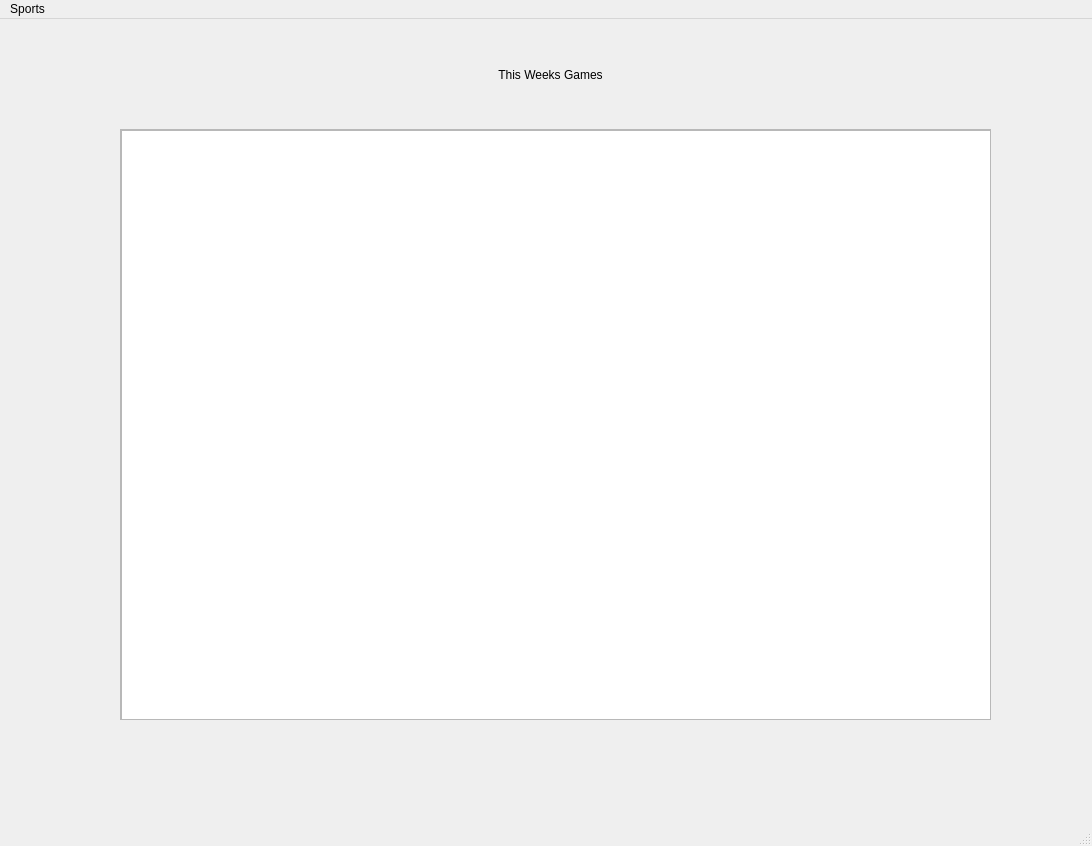
thehipposcientist/Sports-Predictor, file Project/app.ui: the form before one commit.
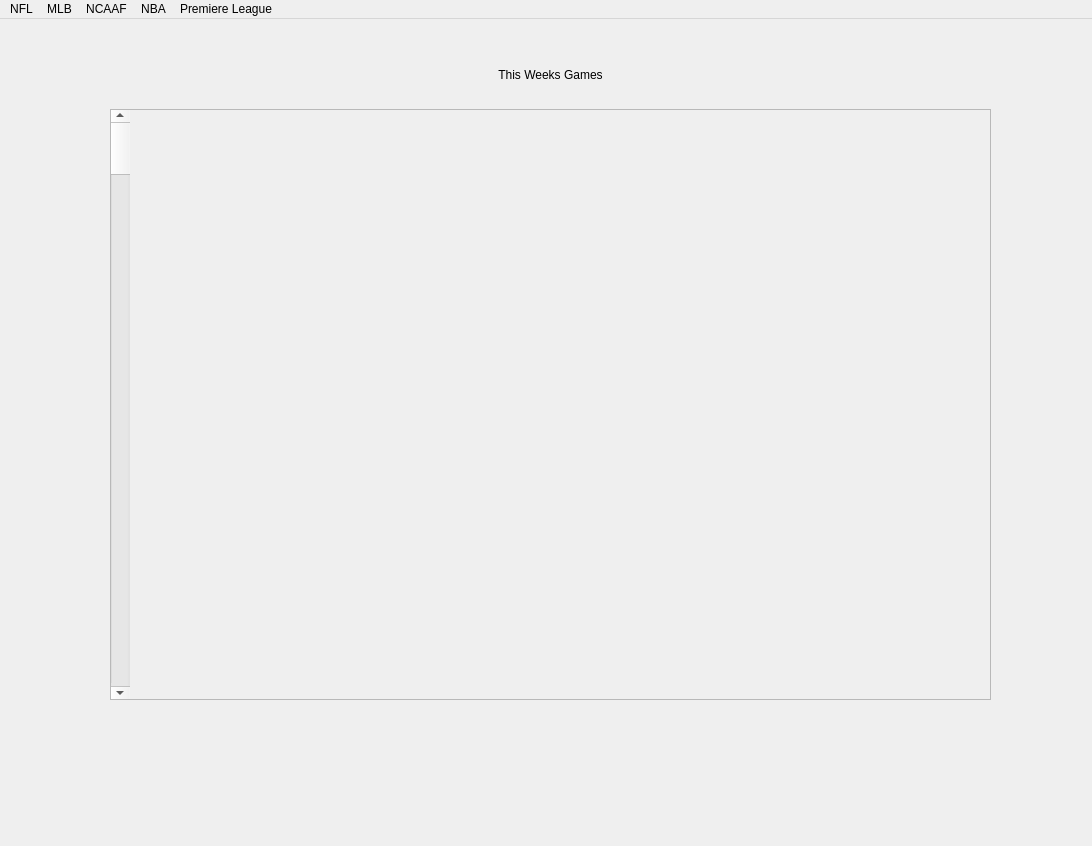
The form after the commit.

Patch:
```diff
--- a/Project/app.ui
+++ b/Project/app.ui
@@ -39,9 +39,9 @@
    <widget class="QScrollArea" name="scrollArea">
     <property name="geometry">
      <rect>
-      <x>120</x>
-      <y>110</y>
-      <width>871</width>
+      <x>110</x>
+      <y>90</y>
+      <width>881</width>
       <height>591</height>
      </rect>
     </property>
@@ -53,19 +53,44 @@
       <rect>
        <x>0</x>
        <y>0</y>
-       <width>869</width>
+       <width>879</width>
        <height>589</height>
       </rect>
      </property>
-     <widget class="QListWidget" name="listWidget">
+     <widget class="QWidget" name="gridLayoutWidget">
       <property name="geometry">
        <rect>
-        <x>0</x>
-        <y>0</y>
-        <width>871</width>
+        <x>-1</x>
+        <y>-1</y>
+        <width>881</width>
         <height>591</height>
        </rect>
       </property>
+      <layout class="QGridLayout" name="gridLayout">
+       <item row="0" column="0">
+        <widget class="QFrame" name="frame">
+         <property name="frameShape">
+          <enum>QFrame::StyledPanel</enum>
+         </property>
+         <property name="frameShadow">
+          <enum>QFrame::Raised</enum>
+         </property>
+         <widget class="QScrollBar" name="verticalScrollBar">
+          <property name="geometry">
+           <rect>
+            <x>0</x>
+            <y>0</y>
+            <width>20</width>
+            <height>591</height>
+           </rect>
+          </property>
+          <property name="orientation">
+           <enum>Qt::Vertical</enum>
+          </property>
+         </widget>
+        </widget>
+       </item>
+      </layout>
      </widget>
     </widget>
    </widget>
@@ -79,9 +104,9 @@
      <height>21</height>
     </rect>
    </property>
-   <widget class="QMenu" name="menuSports">
+   <widget class="QMenu" name="menuNFL">
     <property name="title">
-     <string>Sports</string>
+     <string>NFL</string>
     </property>
     <addaction name="actionNFL"/>
     <addaction name="actionNBA"/>
@@ -90,9 +115,32 @@
     <addaction name="actionMLB"/>
     <addaction name="actionChampions_League"/>
    </widget>
-   <addaction name="menuSports"/>
+   <widget class="QMenu" name="menuMLB">
+    <property name="title">
+     <string>MLB</string>
+    </property>
+   </widget>
+   <widget class="QMenu" name="menuNCAAF">
+    <property name="title">
+     <string>NCAAF</string>
+    </property>
+   </widget>
+   <widget class="QMenu" name="menuNBA">
+    <property name="title">
+     <string>NBA</string>
+    </property>
+   </widget>
+   <widget class="QMenu" name="menuPremiere_League">
+    <property name="title">
+     <string>Premiere League</string>
+    </property>
+   </widget>
+   <addaction name="menuNFL"/>
+   <addaction name="menuMLB"/>
+   <addaction name="menuNCAAF"/>
+   <addaction name="menuNBA"/>
+   <addaction name="menuPremiere_League"/>
   </widget>
-  <widget class="QStatusBar" name="statusbar"/>
   <action name="actionNFL">
    <property name="text">
     <string>NFL</string>
```
Left out of the diff: 26 changed lines with no effect on the pictures.
